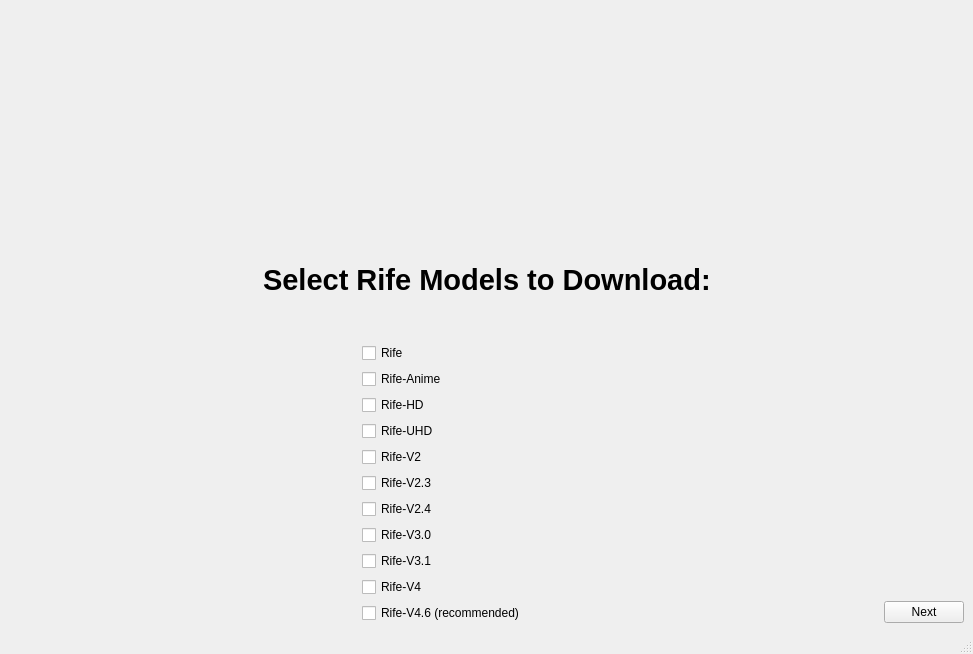
Old version of the form src/getModels/SelectModels.ui in the repository TNTwise/REAL-Video-Enhancer.
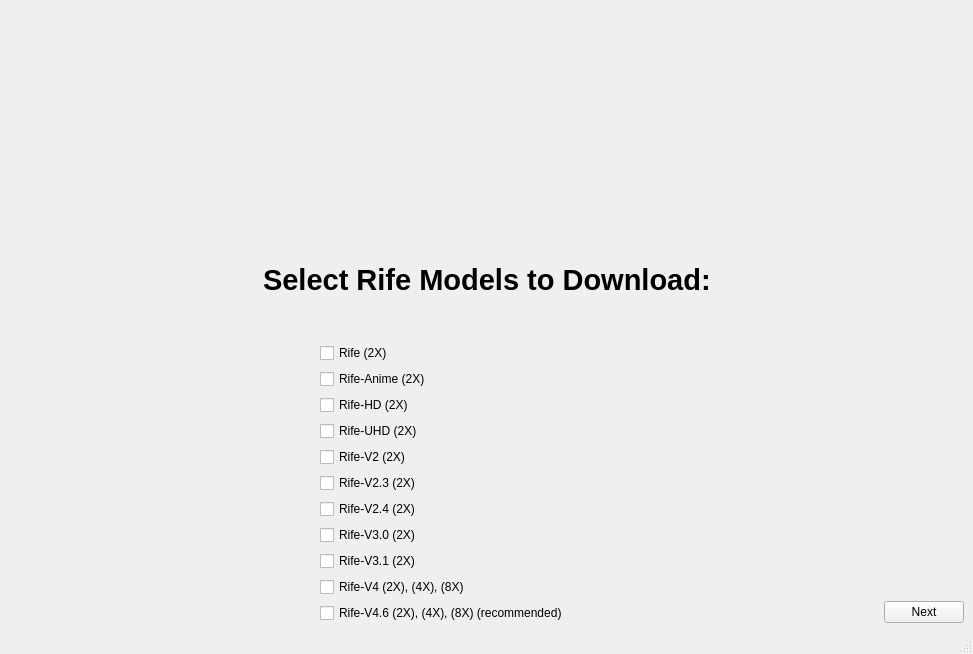
New version of the form.

Patch:
```diff
--- a/src/getModels/SelectModels.ui
+++ b/src/getModels/SelectModels.ui
@@ -102,77 +102,77 @@
             <item>
              <widget class="QCheckBox" name="rife">
               <property name="text">
-               <string>Rife</string>
+               <string>Rife (2X)</string>
               </property>
              </widget>
             </item>
             <item>
              <widget class="QCheckBox" name="rifeanime">
               <property name="text">
-               <string>Rife-Anime</string>
+               <string>Rife-Anime (2X)</string>
               </property>
              </widget>
             </item>
             <item>
              <widget class="QCheckBox" name="rifehd">
               <property name="text">
-               <string>Rife-HD</string>
+               <string>Rife-HD (2X)</string>
               </property>
              </widget>
             </item>
             <item>
              <widget class="QCheckBox" name="rifeuhd">
               <property name="text">
-               <string>Rife-UHD</string>
+               <string>Rife-UHD (2X)</string>
               </property>
              </widget>
             </item>
             <item>
              <widget class="QCheckBox" name="rife2">
               <property name="text">
-               <string>Rife-V2</string>
+               <string>Rife-V2 (2X)</string>
               </property>
              </widget>
             </item>
             <item>
              <widget class="QCheckBox" name="rife23">
               <property name="text">
-               <string>Rife-V2.3</string>
+               <string>Rife-V2.3 (2X)</string>
               </property>
              </widget>
             </item>
             <item>
              <widget class="QCheckBox" name="rife24">
               <property name="text">
-               <string>Rife-V2.4</string>
+               <string>Rife-V2.4 (2X)</string>
               </property>
              </widget>
             </item>
             <item>
              <widget class="QCheckBox" name="rife30">
               <property name="text">
-               <string>Rife-V3.0</string>
+               <string>Rife-V3.0 (2X)</string>
               </property>
              </widget>
             </item>
             <item>
              <widget class="QCheckBox" name="rife31">
               <property name="text">
-               <string>Rife-V3.1</string>
+               <string>Rife-V3.1 (2X)</string>
               </property>
              </widget>
             </item>
             <item>
              <widget class="QCheckBox" name="rife4">
               <property name="text">
-               <string>Rife-V4</string>
+               <string>Rife-V4 (2X), (4X), (8X)</string>
               </property>
              </widget>
             </item>
             <item>
              <widget class="QCheckBox" name="rife46">
               <property name="text">
-               <string>Rife-V4.6 (recommended)</string>
+               <string>Rife-V4.6 (2X), (4X), (8X) (recommended)</string>
               </property>
              </widget>
             </item>
```
